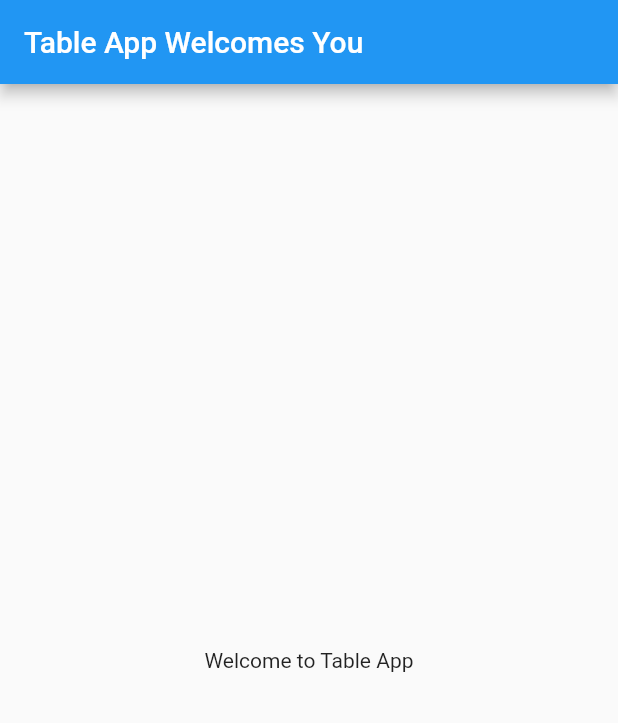
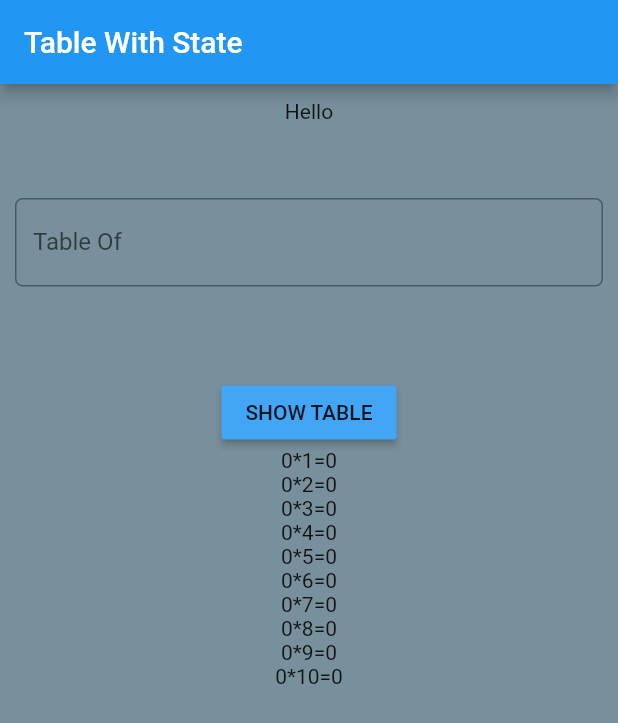
Before and after one commit to Danishkhan007/FlutterLessons, a Flutter app: the screen it shows after launch, on a phone screen of 412 x 824 dp. Shown: the top 723 px of the screen. Run offline on Flutter 3.47's test engine with Material 2 defaults, Android fonts, the phone set to English and light mode, and no system bars.

Commit message:
State and State Less

```diff
--- a/tableApp/lib/main.dart
+++ b/tableApp/lib/main.dart
@@ -1,14 +1,13 @@
 import 'package:flutter/material.dart';
 import 'package:tableApp/table.dart';
+import 'package:tableApp/tableWithState.dart';
 
 void main() {
   runApp(MaterialApp(
     title: "App",
-    home: TableApp()
+    home: TableDisplay()
   ));
 }
-
-
 
 class StepOne extends StatelessWidget {
   @override
--- a/tableApp/lib/table.dart
+++ b/tableApp/lib/table.dart
@@ -1,4 +1,5 @@
 import 'package:flutter/material.dart';
+import 'package:flutter/rendering.dart';
 
 class TableApp extends StatelessWidget {
   @override
@@ -7,13 +8,68 @@ class TableApp extends StatelessWidget {
       title: "Table App",
       home: Scaffold(
         appBar: AppBar(
-          title: const Text('Table App Welcomes You'),
+          title: const Text('MATH APP'),
           actions: <Widget>[],
           ),
-          body:  Center(
-            child: Text('Welcome to Table App'),
-          )
+          body:    Container(
+            padding: EdgeInsets.all(10),
+
+         child: Column(
+            children: <Widget>[
+              SizedBox(
+                child: Text("Hello")
+              ),
+              SizedBox(height: 50),
+                  TextField(
+
+                    decoration: InputDecoration(
+                      border: OutlineInputBorder(borderRadius: BorderRadius.circular(5)),
+                      labelText: "Table Of"
+                    ),
+
+                  ),
+              SizedBox(height: 60),
+              RaisedButton(
+                color: Colors.blue[400],
+                child: Text("SHOW TABLE"),
+                onPressed: () {
+                  MathTable(table: 2);
+                }
+                )
+            ],
+
+
       )
+    )
+    ));
+  }
+}
+
+class MathTable extends StatelessWidget {
+
+
+  MathTable({Key key, this.table}): super(key: key);
+
+  final int table;
+
+  @override
+  Widget build(BuildContext context) {
+    return Container(
+      child: Column(children: <Widget>[
+           for(var i = 1; i <= 10; i++)
+           Text(table.toString() + "*" + i.toString() + "=" + (table * i).toString())
+
+      ],)
     );
   }
 }
+
+// class TableOperation {
+
+//   int tableValue;
+//   showTable() {
+//     for(var i = 0; i < 10; i++) {
+
+//     }
+//   }
+// }
--- /dev/null
+++ b/tableApp/lib/tableWithState.dart
@@ -0,0 +1,57 @@
+import 'package:flutter/material.dart';
+import 'package:tableApp/table.dart';
+
+class TableDisplay extends StatefulWidget {
+  @override
+  _TableDisplayState createState() => _TableDisplayState();
+}
+
+class _TableDisplayState extends State<TableDisplay> {
+
+  int tableValue = 0;
+
+  @override
+  Widget build(BuildContext context) {
+    return Scaffold(
+      appBar: AppBar(
+        title: Text("Table With State"),
+        actions: <Widget>[],
+      ),
+      body: Container(
+        padding: EdgeInsets.all(10),
+        color: Colors.blueGrey[400],
+       child: Column(
+            children: <Widget>[
+              SizedBox(
+                child: Text("Hello")
+              ),
+              SizedBox(height: 50),
+                  TextField(
+
+                    decoration: InputDecoration(
+                      border: OutlineInputBorder(borderRadius: BorderRadius.circular(5)),
+                      labelText: "Table Of"
+                    ),
+                    onChanged: (value) {
+                      setState(() {
+                        tableValue = int.parse(value);
+                      });
+                    },
+                  ),
+              SizedBox(height: 60),
+              RaisedButton(
+                color: Colors.blue[400],
+                child: Text("SHOW TABLE"),
+                onPressed: () {
+                  }
+                ),
+
+              MathTable(table: tableValue)
+            ],
+
+
+      )
+    )
+    );
+  }
+}
```
